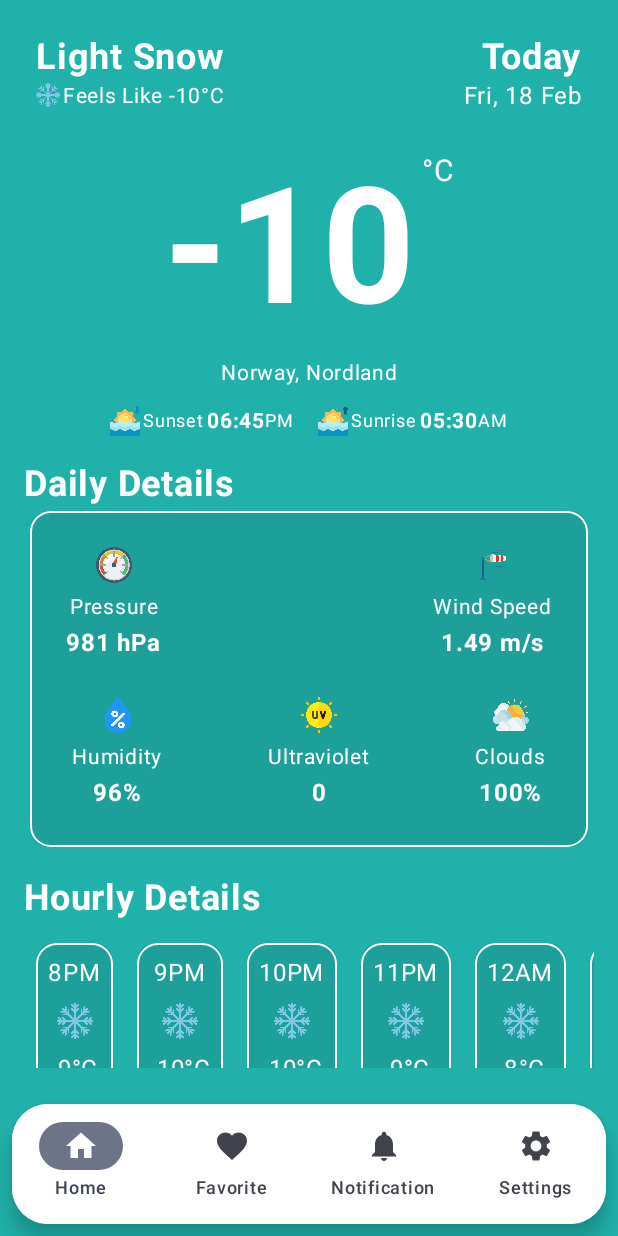
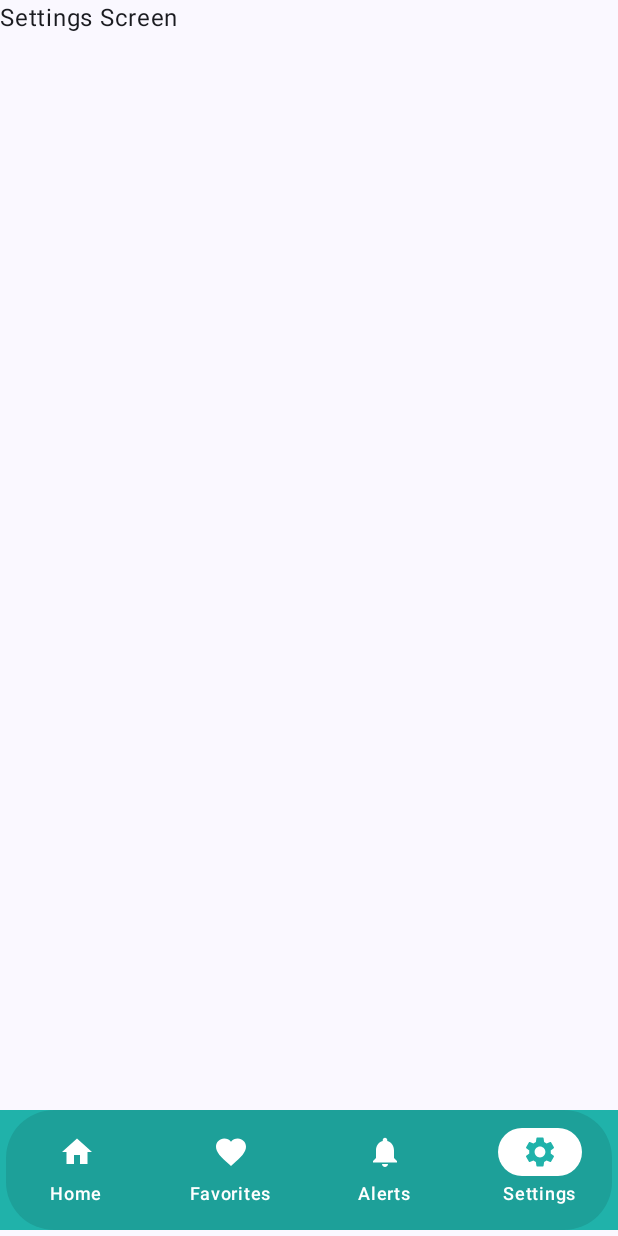
Before and after one commit to YoussefFayad14/WeatherSync-App, an Android app built with Jetpack Compose: the screen it shows after launch (MainActivity), item 4 of the bottom bar chosen, on a phone screen of 412 x 824 dp. Run offline under Robolectric (Android 15) with nearby library versions, the phone set to English and light mode, and no system bars.

Commit message:
Implement navigation and bottom bar

```diff
--- a/app/build.gradle.kts
+++ b/app/build.gradle.kts
@@ -2,6 +2,8 @@ plugins {
     alias(libs.plugins.android.application)
     alias(libs.plugins.kotlin.android)
     alias(libs.plugins.kotlin.compose)
+    kotlin("plugin.serialization") version "2.1.10"
+
 }
 
 android {
@@ -44,7 +46,9 @@ dependencies {
     implementation("com.airbnb.android:lottie-compose:6.0.0")
 
     //navigation
-    implementation("androidx.navigation:navigation-compose:2.7.5")
+    implementation ("androidx.navigation:navigation-compose:2.4.0-alpha06")
+    implementation ("org.jetbrains.kotlinx:kotlinx-serialization-json:1.8.0")
+
 
 
     implementation(libs.androidx.core.ktx)
--- a/app/src/main/java/com/example/weathersync/MainActivity.kt
+++ b/app/src/main/java/com/example/weathersync/MainActivity.kt
@@ -1,26 +1,21 @@
 package com.example.weathersync
 
 import android.os.Bundle
-import android.view.View
 import androidx.activity.ComponentActivity
 import androidx.activity.compose.setContent
-import com.example.weathersync.ui.screens.*
+import androidx.core.view.WindowCompat
+import com.example.weathersync.navigation.SetupNavHost
 import com.example.weathersync.ui.theme.WeatherSyncTheme
 
 class MainActivity : ComponentActivity() {
     override fun onCreate(savedInstanceState: Bundle?) {
         super.onCreate(savedInstanceState)
-        window.apply {
-            decorView.systemUiVisibility = (
-                    View.SYSTEM_UI_FLAG_LAYOUT_STABLE or
-                            View.SYSTEM_UI_FLAG_LAYOUT_FULLSCREEN
-                    )
-            statusBarColor = android.graphics.Color.TRANSPARENT
-        }
+
+        WindowCompat.setDecorFitsSystemWindows(window, false)
 
         setContent {
             WeatherSyncTheme {
-                HomeScreen()
+                SetupNavHost()
             }
         }
     }
--- /dev/null
+++ b/app/src/main/java/com/example/weathersync/navigation/BottomNavItem.kt
@@ -0,0 +1,9 @@
+package com.example.weathersync.navigation
+
+import androidx.compose.ui.graphics.vector.ImageVector
+
+data class BottomNavItem(
+    val label: String,
+    val icon: ImageVector,
+    val route: String
+)
--- /dev/null
+++ b/app/src/main/java/com/example/weathersync/navigation/BottomNavigationBar.kt
@@ -0,0 +1,112 @@
+package com.example.weathersync.navigation
+
+import androidx.compose.foundation.isSystemInDarkTheme
+import androidx.compose.foundation.layout.fillMaxWidth
+import androidx.compose.foundation.layout.navigationBarsPadding
+import androidx.compose.foundation.layout.padding
+import androidx.compose.foundation.shape.RoundedCornerShape
+import androidx.compose.material.icons.Icons
+import androidx.compose.material.icons.filled.Favorite
+import androidx.compose.material.icons.filled.Home
+import androidx.compose.material.icons.filled.Notifications
+import androidx.compose.material.icons.filled.Settings
+import androidx.compose.material3.CardDefaults
+import androidx.compose.material3.ElevatedCard
+import androidx.compose.material3.Icon
+import androidx.compose.material3.NavigationBar
+import androidx.compose.material3.NavigationBarItem
+import androidx.compose.material3.NavigationBarItemDefaults
+import androidx.compose.material3.Text
+import androidx.compose.runtime.Composable
+import androidx.compose.runtime.getValue
+import androidx.compose.ui.Modifier
+import androidx.compose.ui.graphics.Color
+import androidx.compose.ui.res.stringResource
+import androidx.compose.ui.unit.dp
+import androidx.compose.ui.unit.sp
+import androidx.navigation.NavHostController
+import androidx.navigation.compose.currentBackStackEntryAsState
+import com.example.weathersync.R
+import com.example.weathersync.ui.theme.DeepNavyBlue
+import com.example.weathersync.ui.theme.LightSeaGreen
+
+@Composable
+fun BottomNavigationBar(navController: NavHostController) {
+    val items = listOf(
+        BottomNavItem(
+            label = stringResource(R.string.home),
+            icon = Icons.Default.Home,
+            route = ScreenRoute.HomeScreenRoute.route
+        ),
+        BottomNavItem(
+            label = stringResource(R.string.favorites),
+            icon = Icons.Default.Favorite,
+            route = ScreenRoute.FavoritesScreenRoute.route
+        ),
+        BottomNavItem(
+            label = stringResource(R.string.alerts),
+            icon = Icons.Default.Notifications,
+            route = ScreenRoute.NotificationsScreenRoute.route
+        ),
+        BottomNavItem(
+            label = stringResource(R.string.settings),
+            icon = Icons.Default.Settings,
+            route = ScreenRoute.SettingsScreenRoute.route
+        )
+    )
+
+    val backgroundColor = if (isSystemInDarkTheme()) DeepNavyBlue else LightSeaGreen
+    val backStackEntry by navController.currentBackStackEntryAsState()
+    val currentDestination = backStackEntry?.destination?.route
+
+    ElevatedCard(
+        modifier = Modifier
+            .fillMaxWidth()
+            .navigationBarsPadding()
+            .padding(horizontal = 4.dp),
+        shape = RoundedCornerShape(32.dp),
+        elevation = CardDefaults.elevatedCardElevation(defaultElevation = 0.dp),
+        colors = CardDefaults.cardColors(containerColor = Color.Black.copy(alpha = 0.1f))
+        ) {
+            NavigationBar(
+                containerColor = Color.Transparent,
+                contentColor = Color.White,
+            ) {
+                items.forEach { item ->
+                    val selected = item.route == currentDestination
+
+                    NavigationBarItem(
+                        selected = selected,
+                        onClick = {
+                            navController.navigate(item.route) {
+                                launchSingleTop = true
+                                restoreState = true
+                                popUpTo(navController.graph.startDestinationId) {
+                                    saveState = true
+                                }
+                            }
+                        },
+                        icon = {
+                            Icon(
+                                imageVector = item.icon,
+                                contentDescription = item.label,
+                            )
+                        },
+                        label = {
+                            Text(
+                                text = item.label,
+                                maxLines = 1,
+                            )
+                        },
+                        colors = NavigationBarItemDefaults.colors(
+                            selectedIconColor = backgroundColor,
+                            selectedTextColor = Color.White,
+                            indicatorColor = Color.White,
+                            unselectedIconColor = Color.White,
+                            unselectedTextColor = Color.White
+                        )
+                    )
+                }
+            }
+    }
+}
--- /dev/null
+++ b/app/src/main/java/com/example/weathersync/navigation/NavHost.kt
@@ -0,0 +1,57 @@
+package com.example.weathersync.navigation
+
+import androidx.compose.foundation.background
+import androidx.compose.foundation.isSystemInDarkTheme
+import androidx.compose.foundation.layout.Box
+import androidx.compose.foundation.layout.offset
+import androidx.compose.foundation.layout.padding
+import androidx.compose.material3.Scaffold
+import androidx.compose.runtime.*
+import androidx.compose.ui.Modifier
+import androidx.compose.ui.unit.dp
+import androidx.navigation.compose.*
+import com.example.weathersync.ui.screens.*
+import com.example.weathersync.ui.theme.DeepNavyBlue
+import com.example.weathersync.ui.theme.LightSeaGreen
+
+@Composable
+fun SetupNavHost() {
+    val navController = rememberNavController()
+
+    Scaffold(
+        bottomBar = {
+            if (navController.currentBackStackEntryAsState().value?.destination?.route != ScreenRoute.SplashScreenRoute.route) {
+                val backgroundColor = if (isSystemInDarkTheme()) DeepNavyBlue else LightSeaGreen
+                Box(
+                    modifier = Modifier
+                        .padding(bottom = 4.dp)
+                        .background(backgroundColor)
+                ) {
+                    BottomNavigationBar(navController = navController)
+                }
+            }
+        }
+    ) {innerPadding ->
+        NavHost(
+            navController = navController,
+            startDestination = ScreenRoute.SplashScreenRoute.route,
+            modifier = Modifier.padding(innerPadding)
+        ) {
+            composable(ScreenRoute.SplashScreenRoute.route) {
+                SplashScreen(navController)
+            }
+            composable(ScreenRoute.HomeScreenRoute.route) {
+                HomeScreen(navController)
+            }
+            composable(ScreenRoute.FavoritesScreenRoute.route) {
+                FavoritesScreen()
+            }
+            composable(ScreenRoute.NotificationsScreenRoute.route) {
+                NotificationsScreen()
+            }
+            composable(ScreenRoute.SettingsScreenRoute.route) {
+                SettingsScreen()
+            }
+        }
+    }
+}
--- /dev/null
+++ b/app/src/main/java/com/example/weathersync/navigation/ScreenRoute.kt
@@ -0,0 +1,21 @@
+package com.example.weathersync.navigation
+
+import kotlinx.serialization.Serializable
+
+@Serializable
+sealed class ScreenRoute(val route: String) {
+    @Serializable
+    object SplashScreenRoute : ScreenRoute("splash_screen")
+
+    @Serializable
+    object HomeScreenRoute : ScreenRoute("home_screen")
+
+    @Serializable
+    object FavoritesScreenRoute : ScreenRoute("favorites_screen")
+
+    @Serializable
+    object SettingsScreenRoute : ScreenRoute("settings_screen")
+
+    @Serializable
+    object NotificationsScreenRoute : ScreenRoute("notifications_screen")
+}
--- /dev/null
+++ b/app/src/main/java/com/example/weathersync/ui/screens/FavoritesScreen.kt
@@ -0,0 +1,9 @@
+package com.example.weathersync.ui.screens
+
+import androidx.compose.material3.Text
+import androidx.compose.runtime.Composable
+
+@Composable
+fun FavoritesScreen(){
+    Text(text = "Favorites Screen")
+}
--- a/app/src/main/java/com/example/weathersync/ui/screens/HomeScreen.kt
+++ b/app/src/main/java/com/example/weathersync/ui/screens/HomeScreen.kt
@@ -1,6 +1,7 @@
 package com.example.weathersync.ui.screens
 
 
+import android.annotation.SuppressLint
 import androidx.compose.foundation.Image
 import androidx.compose.foundation.background
 import androidx.compose.foundation.border
@@ -10,11 +11,6 @@ import androidx.compose.foundation.layout.Arrangement
 import androidx.compose.foundation.lazy.LazyColumn
 import androidx.compose.foundation.lazy.LazyRow
 import androidx.compose.foundation.shape.RoundedCornerShape
-import androidx.compose.material.icons.Icons
-import androidx.compose.material.icons.filled.Favorite
-import androidx.compose.material.icons.filled.Home
-import androidx.compose.material.icons.filled.Notifications
-import androidx.compose.material.icons.filled.Settings
 import androidx.compose.material3.*
 import androidx.compose.runtime.*
 import androidx.compose.ui.Alignment
@@ -26,20 +22,22 @@ import androidx.compose.ui.tooling.preview.Devices.PIXEL_5
 import androidx.compose.ui.tooling.preview.Preview
 import androidx.compose.ui.unit.dp
 import androidx.compose.ui.unit.sp
+import androidx.navigation.NavHostController
 import com.airbnb.lottie.compose.*
 import com.example.weathersync.R
+import com.example.weathersync.navigation.BottomNavigationBar
 import com.example.weathersync.ui.theme.DeepNavyBlue
 import com.example.weathersync.ui.theme.LightSeaGreen
 
+@SuppressLint("UnusedMaterial3ScaffoldPaddingParameter")
 @Composable
-fun HomeScreen() {
+fun HomeScreen(navController: NavHostController) {
     val isDarkMode = isSystemInDarkTheme()
     val backgroundColor = if (isDarkMode) DeepNavyBlue else LightSeaGreen
 
     Scaffold(
-        bottomBar = { BottomNavigationBar() },
         containerColor = backgroundColor
-    ) { paddingValues ->
+    ) {
         Box(
             modifier = Modifier
                 .fillMaxSize()
@@ -47,17 +45,14 @@ fun HomeScreen() {
         ) {
             LottieBackground()
             Column(
-                modifier = Modifier
-                    .fillMaxSize()
-                    .padding(paddingValues)
+                modifier = Modifier.fillMaxSize()
             ) {
-                WeatherContent(
-                    modifier = Modifier.weight(1f)
-                )
+                HomeScreenContent(navController)
             }
         }
     }
 }
+
 
 
 @Composable
@@ -80,9 +75,9 @@ fun LottieBackground() {
 }
 
 @Composable
-fun WeatherContent(modifier: Modifier = Modifier) {
+fun HomeScreenContent(navController: NavHostController) {
     LazyColumn(
-        modifier = modifier
+        modifier = Modifier
             .fillMaxSize()
             .padding(16.dp),
         horizontalAlignment = Alignment.CenterHorizontally
@@ -209,7 +204,6 @@ fun DayFeelsLike(weatherCondition: String, feelsLikeTemp: String, iconRes: Int,
         }
     }
 }
-
 
 @Composable
 fun TemperatureDisplay(temperature: String,type: String) {
@@ -388,7 +382,8 @@ fun NextDaysForecast() {
             ElevatedCard(
                 modifier = Modifier
                     .fillMaxWidth()
-                    .padding(4.dp),
+                    .padding(4.dp)
+                    .border(1.dp, Color.White, RoundedCornerShape(14.dp)),
                 shape = RoundedCornerShape(16.dp),
                 elevation = CardDefaults.elevatedCardElevation(defaultElevation = 0.dp),
                 colors = CardDefaults.cardColors(containerColor = Color.Black.copy(alpha = 0.1f))
@@ -425,53 +420,9 @@ fun NextDaysForecast() {
     }
 }
 
-@Composable
-fun BottomNavigationBar() {
-    val backgroundColor = if (isSystemInDarkTheme()) Color.Black else Color.White
-
-    Card(
-        shape = RoundedCornerShape(24.dp),
-        modifier = Modifier
-            .fillMaxWidth()
-            .padding(8.dp),
-        colors = CardDefaults.cardColors(backgroundColor),
-        elevation = CardDefaults.elevatedCardElevation(8.dp)
-    ) {
-        NavigationBar(
-            containerColor = backgroundColor,
-            modifier = Modifier.fillMaxWidth()
-        ) {
-            NavigationBarItem(
-                icon = { Icon(Icons.Filled.Home, contentDescription = "Home") },
-                label = { Text(text = "Home", maxLines = 1) },
-                selected = true,
-                onClick = {}
-            )
-            NavigationBarItem(
-                icon = { Icon(Icons.Filled.Favorite, contentDescription = "Favorite") },
-                label = { Text(text = "Favorite", maxLines = 1) },
-                selected = false,
-                onClick = {}
-            )
-            NavigationBarItem(
-                icon = { Icon(Icons.Filled.Notifications, contentDescription = "Notifications") },
-                label = { Text(text = "Notification", maxLines = 1) },
-                selected = false,
-                onClick = {}
-            )
-            NavigationBarItem(
-                icon = { Icon(Icons.Filled.Settings, contentDescription = "Settings") },
-                label = { Text(text = "Settings", maxLines = 1) },
-                selected = false,
-                onClick = {}
-            )
-        }
-    }
-}
-
 
 @Preview(showBackground = true, showSystemUi = true, device = PIXEL_5)
 @Composable
 fun HomeScreenPreview() {
-    HomeScreen()
+    //HomeScreen()
 }
--- /dev/null
+++ b/app/src/main/java/com/example/weathersync/ui/screens/NotificationsScreen.kt
@@ -0,0 +1,9 @@
+package com.example.weathersync.ui.screens
+
+import androidx.compose.material3.Text
+import androidx.compose.runtime.Composable
+
+@Composable
+fun NotificationsScreen() {
+    Text(text = "Notifications Screen")
+}
--- /dev/null
+++ b/app/src/main/java/com/example/weathersync/ui/screens/SettingsScreen.kt
@@ -0,0 +1,9 @@
+package com.example.weathersync.ui.screens
+
+import androidx.compose.material3.Text
+import androidx.compose.runtime.Composable
+
+@Composable
+fun SettingsScreen() {
+    Text(text = "Settings Screen")
+}
--- a/app/src/main/java/com/example/weathersync/ui/screens/SplashScreen.kt
+++ b/app/src/main/java/com/example/weathersync/ui/screens/SplashScreen.kt
@@ -17,14 +17,16 @@ import androidx.compose.ui.text.font.FontWeight
 import androidx.compose.ui.tooling.preview.Preview
 import androidx.compose.ui.unit.dp
 import androidx.compose.ui.unit.sp
+import androidx.navigation.NavHostController
 import com.airbnb.lottie.compose.*
 import com.example.weathersync.R
+import com.example.weathersync.navigation.ScreenRoute
 import com.example.weathersync.ui.theme.DeepNavyBlue
 import com.example.weathersync.ui.theme.LightSeaGreen
 import kotlinx.coroutines.delay
 
 @Composable
-fun SplashScreen() {
+fun SplashScreen(navController: NavHostController) {
     val composition by rememberLottieComposition(LottieCompositionSpec.RawRes(R.raw.splash_animation))
     val progress by animateLottieCompositionAsState(
         composition = composition,
@@ -37,6 +39,9 @@ fun SplashScreen() {
         delay(1500)
         showText = true
         delay(1500)
+        navController.navigate(ScreenRoute.HomeScreenRoute.route) {
+            popUpTo(ScreenRoute.SplashScreenRoute.route) { inclusive = true }
+        }
     }
 
     val textAlpha by animateFloatAsState(
@@ -75,5 +80,5 @@ fun SplashScreen() {
 @Preview(showBackground = true, showSystemUi = true)
 @Composable
 fun SplashScreenPreview() {
-    SplashScreen()
+   // SplashScreen()
 }
--- a/app/src/main/res/values/strings.xml
+++ b/app/src/main/res/values/strings.xml
@@ -1,4 +1,9 @@
 <resources>
     <string name="app_name">WeatherSync</string>
     <string name="appName">WeatherSync</string>
+    <string name="home">Home</string>
+    <string name="favorites">Favorites</string>
+    <string name="notifications">Notifications</string>
+    <string name="settings">Settings</string>
+    <string name="alerts">Alerts</string>
 </resources>
```
